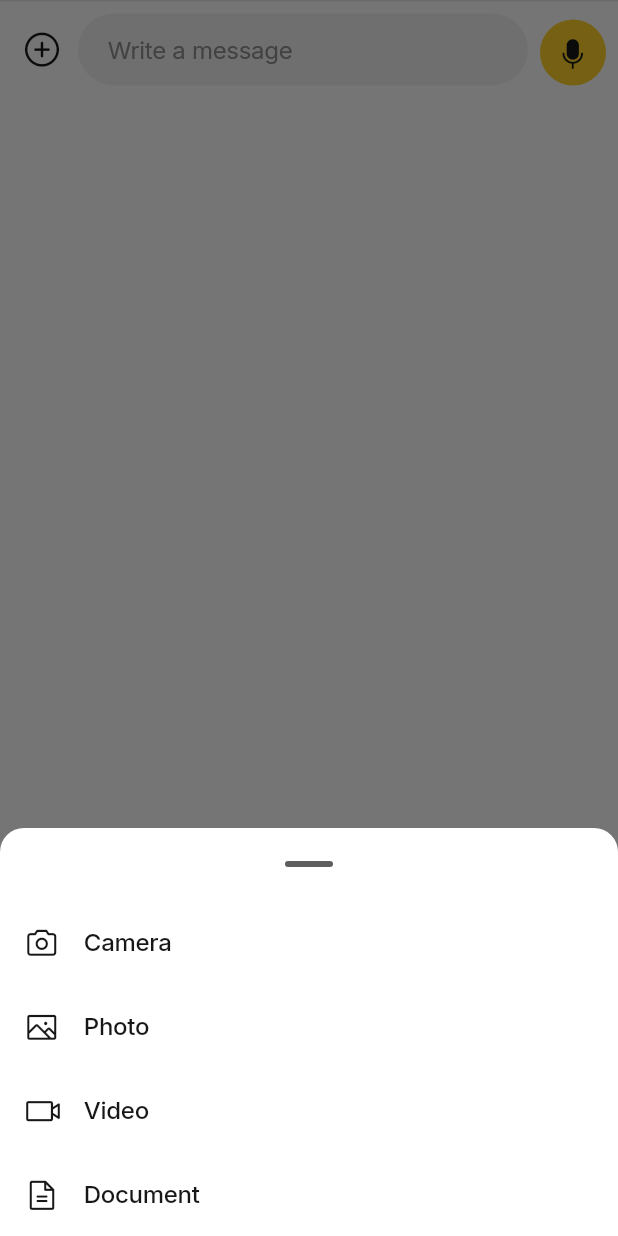
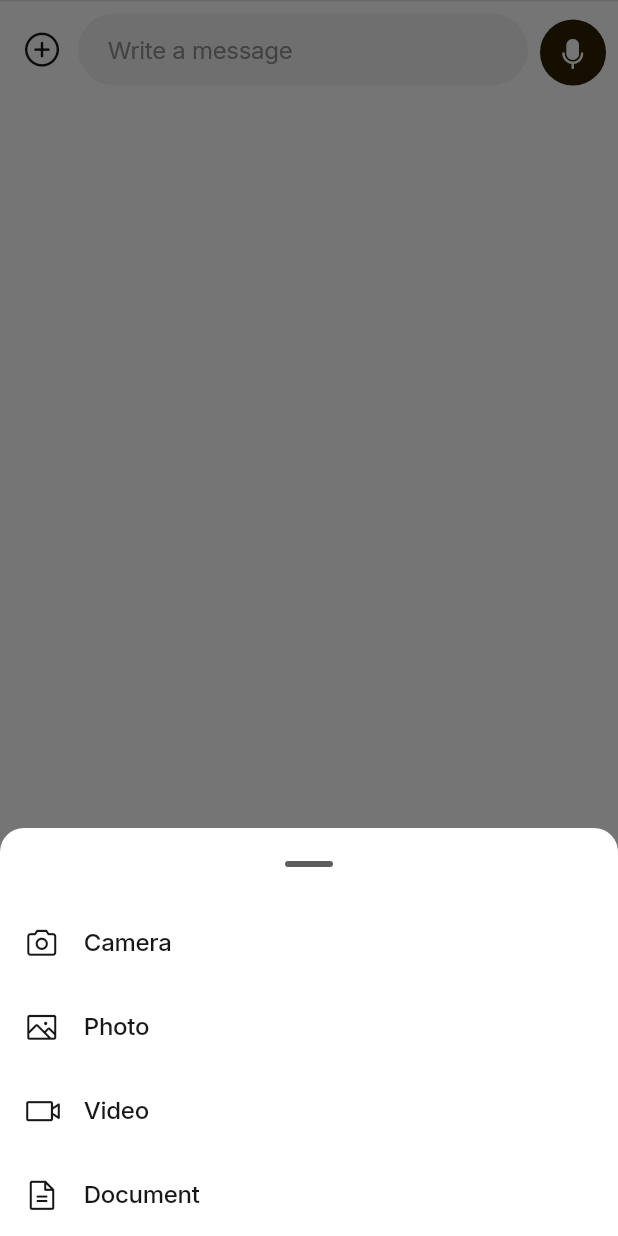
Before and after one commit to Boluwatife07/keys-lite-, a Flutter app: the Composer widget shown alone on an empty page, opened directly with empty values, after a tap on an icon or button, on a phone screen of 412 x 824 dp. Run offline on Flutter 3.47's test engine with Material 3 defaults, Android fonts, the phone set to English and light mode, and no system bars; our stand-ins replace app_links, audioplayers, file_picker, flutter_secure_storage, go_router, image_picker and 5 more; missing offline and left inert: mobile_scanner, path_parsing, record; accounts and stored records are empty; network calls fail; project files that could hold a hidden picture were left out.

Commit message:
Chat audit: New Chat pill, top-aligned short conversations, dark mic button
Co-Authored-By: Claude Opus 5.5 <noreply@anthropic.com>
Claude-Session: https://claude.ai/code/session_019R59CYW5m8YRrb2WVafjtK

```diff
--- a/app/lib/features/chat/conversation.dart
+++ b/app/lib/features/chat/conversation.dart
@@ -506,12 +506,18 @@ class _ConversationScreenState extends State<ConversationScreen> {
     }
     if (_hasMore) items.insert(0, const Padding(padding: EdgeInsets.all(16), child: Center(child: CircularProgressIndicator(strokeWidth: 2))));
     final reversed = items.reversed.toList();
-    return ListView.builder(
+    // Figma: a short conversation starts at the top; longer ones scroll
+    // from the newest message at the bottom.
+    return Align(
+      alignment: Alignment.topCenter,
+      child: ListView.builder(
+      shrinkWrap: true,
       controller: _scroll,
       reverse: true,
       padding: const EdgeInsets.fromLTRB(16, 8, 16, 8),
       itemCount: reversed.length,
       itemBuilder: (_, i) => reversed[i],
+    ),
     );
   }
 
@@ -1203,7 +1209,7 @@ class _ComposerState extends State<Composer> with Busy {
                     else if (_ready || context.deps.recorder == null)
                       _RoundButton(icon: PhosphorIconsFill.paperPlaneRight, tooltip: 'Send message', onTap: _ready ? () => _send() : null)
                     else
-                      _RoundButton(icon: PhosphorIconsFill.microphone, tooltip: 'Record voice message', onTap: _startVoice),
+                      _RoundButton(icon: PhosphorIconsFill.microphone, tooltip: 'Record voice message', onTap: _startVoice, dark: true),
                   ]),
           ),
         ]),
@@ -1213,7 +1219,9 @@ class _ComposerState extends State<Composer> with Busy {
 }
 
 class _RoundButton extends StatelessWidget {
-  const _RoundButton({required this.icon, required this.tooltip, required this.onTap});
+  const _RoundButton({required this.icon, required this.tooltip, required this.onTap, this.dark = false});
+  /// Figma: the idle mic is a dark disc with a white icon.
+  final bool dark;
   final IconData icon;
   final String tooltip;
   final VoidCallback? onTap;
@@ -1225,9 +1233,9 @@ class _RoundButton extends StatelessWidget {
           enabled: onTap != null,
           label: tooltip,
           child: Material(
-            color: onTap == null ? KColors.surfaceMuted : KColors.brand,
+            color: onTap == null ? KColors.surfaceMuted : (dark ? const Color(0xFF2B2100) : KColors.brand),
             shape: const CircleBorder(),
-            child: InkWell(customBorder: const CircleBorder(), onTap: onTap, child: SizedBox(width: 44, height: 44, child: Icon(icon, size: 22, color: KColors.textPrimary))),
+            child: InkWell(customBorder: const CircleBorder(), onTap: onTap, child: SizedBox(width: 44, height: 44, child: Icon(icon, size: 22, color: dark ? Colors.white : const Color(0xFF171717)))),
           ),
         ),
       );
```
Also changed, not shown: app/lib/features/chat/chat_list.dart (+32 -11 lines), 2 other files.
